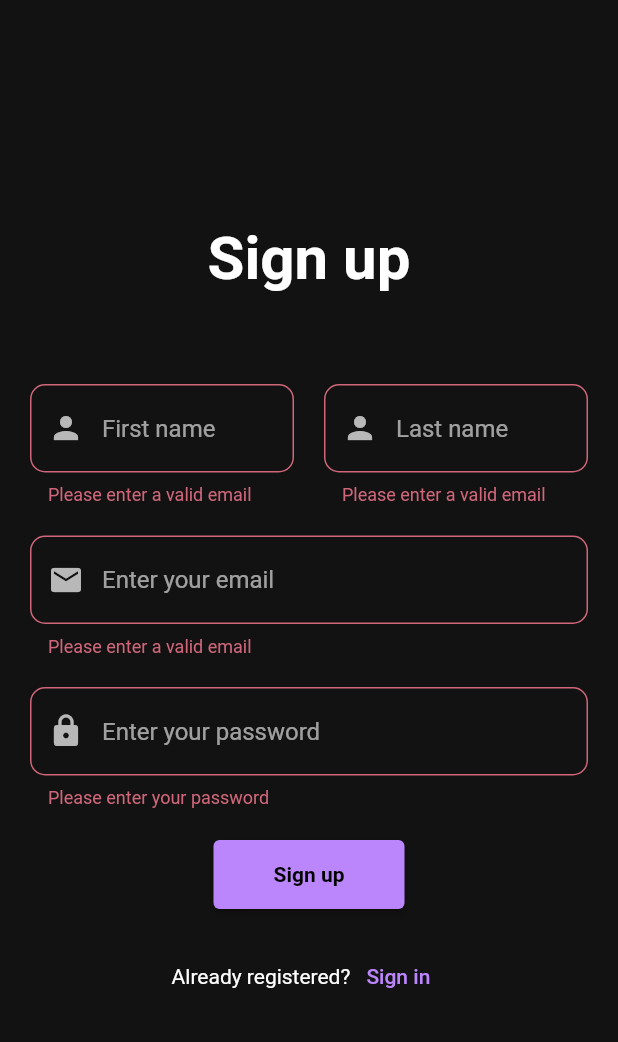
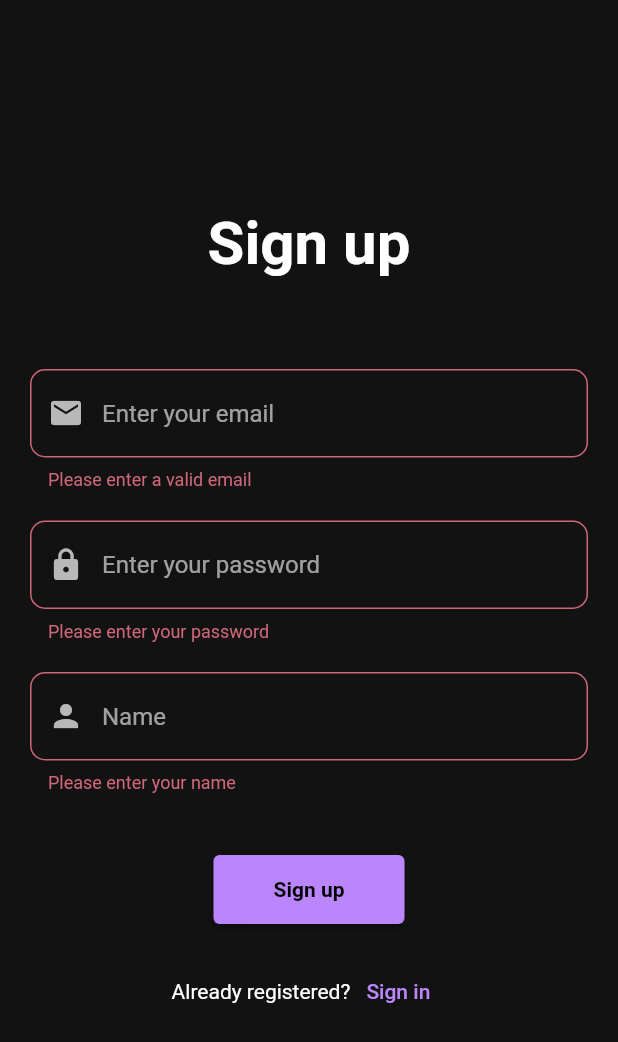
Before and after one commit to leejh903/kas-wallet-connector-example-bapp, a Flutter app: the screen it shows after launch, after a tap on "Forgot Password?", after a tap on "Sign up", on a phone screen of 412 x 824 dp. Shown: the top 1042 px of the screen. Run offline on Flutter 3.47's test engine with Material 2 defaults, Android fonts, the light colour scheme and no system bars; our stand-ins replace email_validator, flutter_dotenv, flutter_secure_storage.

Commit message:
update register UI

```diff
--- a/lib/screen/login_screen.dart
+++ b/lib/screen/login_screen.dart
@@ -54,7 +54,11 @@ class _LoginScreenState extends State<LoginScreen> {
 
   @override
   Widget build(BuildContext context) {
-    return Scaffold(
+    return GestureDetector(
+      onTap: () {
+        FocusScope.of(context).requestFocus(FocusNode());
+      },
+      child: Scaffold(
         backgroundColor: Theme.of(context).colorScheme.background,
         body: Container(
           padding: const EdgeInsets.all(20),
@@ -165,6 +169,7 @@ class _LoginScreenState extends State<LoginScreen> {
             ],
           ),
         ),
+      ),
     );
   }
 }
--- a/lib/screen/register_screen.dart
+++ b/lib/screen/register_screen.dart
@@ -12,17 +12,24 @@ class RegisterScreen extends StatefulWidget {
 
 class _RegisterScreenState extends State<RegisterScreen> {
   final _formKey = GlobalKey<FormState>();
-  var rememberValue = false;
+  final TextEditingController emailController = TextEditingController();
+  final TextEditingController passwordController = TextEditingController();
+  final TextEditingController nameController = TextEditingController();
 
   @override
   Widget build(BuildContext context) {
-    return Scaffold(
+    return GestureDetector(
+      onTap: () {
+        FocusScope.of(context).requestFocus(FocusNode());
+      },
+      child: Scaffold(
         backgroundColor: Theme.of(context).colorScheme.background,
-      body: Container(
+        body: Center(
+          child: SingleChildScrollView(
+            child: Container(
               padding: const EdgeInsets.all(20),
               child: Column(
                 mainAxisAlignment: MainAxisAlignment.center,
-          crossAxisAlignment: CrossAxisAlignment.center,
                 children: <Widget>[
                   const Text(
                     'Sign up',
@@ -38,47 +45,9 @@ class _RegisterScreenState extends State<RegisterScreen> {
                     key: _formKey,
                     child: Column(
                       children: [
-                  Row(
-                    children: [
-                      Expanded(
-                        child: TextFormField(
-                          validator: (value) => EmailValidator.validate(value!)
-                              ? null
-                              : "Please enter a valid email",
-                          maxLines: 1,
-                          decoration: InputDecoration(
-                            hintText: 'First name',
-                            prefixIcon: const Icon(Icons.person),
-                            border: OutlineInputBorder(
-                              borderRadius: BorderRadius.circular(10),
-                            ),
-                          ),
-                        ),
-                      ),
-                      const SizedBox(
-                        width: 20,
-                      ),
-                      Expanded(
-                        child: TextFormField(
-                          validator: (value) => EmailValidator.validate(value!)
-                              ? null
-                              : "Please enter a valid email",
-                          maxLines: 1,
-                          decoration: InputDecoration(
-                            hintText: 'Last name',
-                            prefixIcon: const Icon(Icons.person),
-                            border: OutlineInputBorder(
-                              borderRadius: BorderRadius.circular(10),
-                            ),
-                          ),
-                        ),
-                      ),
-                    ],
-                  ),
-                  const SizedBox(
-                    height: 20,
-                  ),
                         TextFormField(
+                          controller: emailController,
+                          autovalidateMode: AutovalidateMode.onUserInteraction,
                           validator: (value) => EmailValidator.validate(value!)
                               ? null
                               : "Please enter a valid email",
@@ -95,6 +64,7 @@ class _RegisterScreenState extends State<RegisterScreen> {
                           height: 20,
                         ),
                         TextFormField(
+                          controller: passwordController,
                           validator: (value) {
                             if (value == null || value.isEmpty) {
                               return 'Please enter your password';
@@ -113,6 +83,26 @@ class _RegisterScreenState extends State<RegisterScreen> {
                         ),
                         const SizedBox(
                           height: 20,
+                        ),
+                        TextFormField(
+                          controller: nameController,
+                          validator: (value) {
+                            if (value == null || value.isEmpty) {
+                              return 'Please enter your name';
+                            }
+                            return null;
+                          },
+                          maxLines: 1,
+                          decoration: InputDecoration(
+                            hintText: 'Name',
+                            prefixIcon: const Icon(Icons.person),
+                            border: OutlineInputBorder(
+                              borderRadius: BorderRadius.circular(10),
+                            ),
+                          ),
+                        ),
+                        const SizedBox(
+                          height: 40,
                         ),
                         ElevatedButton(
                           onPressed: () {
@@ -155,6 +145,9 @@ class _RegisterScreenState extends State<RegisterScreen> {
                 ],
               ),
             ),
+          ),
+        ),
+      ),
     );
   }
 }
```
Lines whose indentation alone changed are shown as unchanged.
